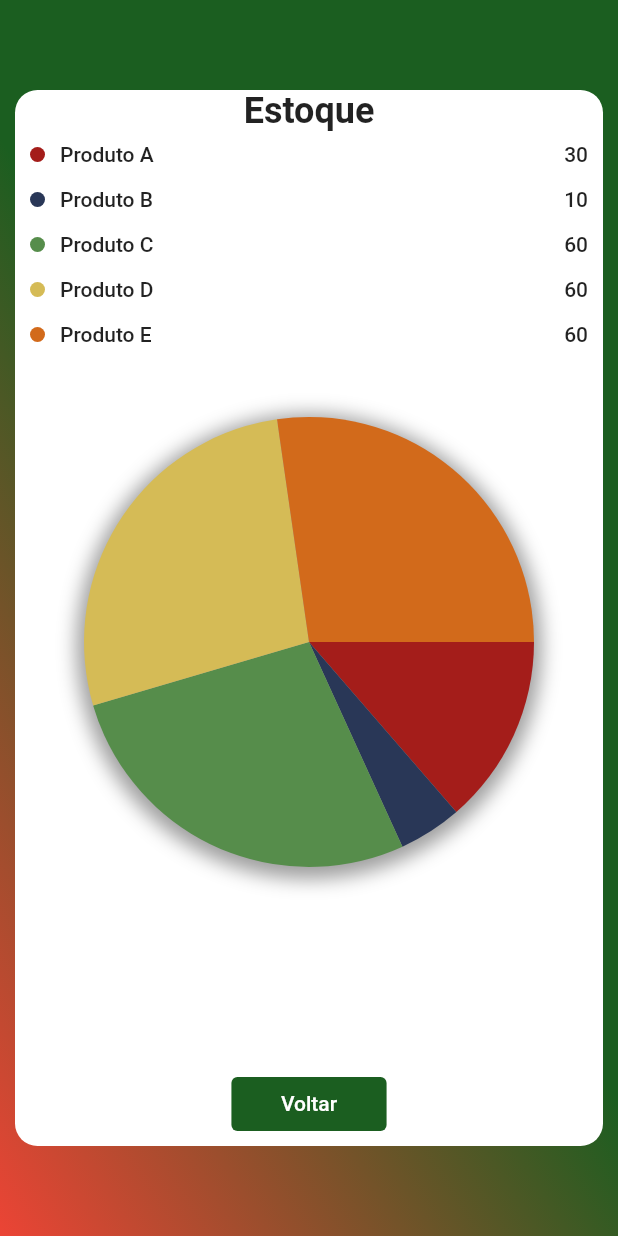
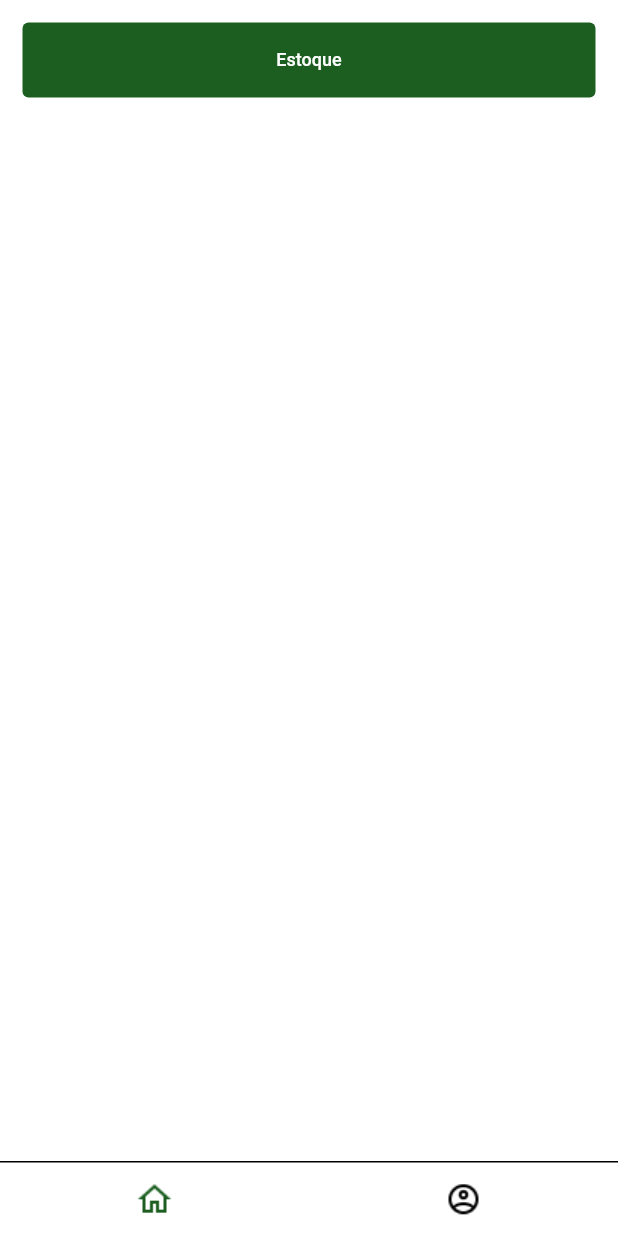
Before and after one commit to otaaaviio/Study, a Flutter app: the screen it shows after launch, on a phone screen of 412 x 824 dp. Run offline on Flutter 3.47's test engine with Material 2 defaults, Android fonts, the light colour scheme and no system bars; our stand-ins replace mask_text_input_formatter; missing offline and left inert: search_cep.

Commit message:
feat: Tabs implementation

```diff
--- a/FLUTTER/spray_solutions/lib/app.dart
+++ b/FLUTTER/spray_solutions/lib/app.dart
@@ -3,6 +3,7 @@ import 'package:spray_solutions/pages/stock/graphic_screen.dart';
 import 'package:spray_solutions/pages/login/login_screen.dart';
 import 'package:spray_solutions/pages/registration/register_screen.dart';
 import 'package:spray_solutions/pages/registration/successfully_register.dart';
+import 'package:spray_solutions/pages/tabs/home_tabs.dart';
 
 class AppWidget extends StatelessWidget {
   const AppWidget({super.key});
@@ -10,12 +11,13 @@ class AppWidget extends StatelessWidget {
   @override
   Widget build(BuildContext context) {
     return MaterialApp(
-      initialRoute: '/graphic',
+      initialRoute: '/tabs',
       routes: {
         '/': (context) => const Login(),
         '/register': (context) => const RegisterPage(),
         '/sucessRegister': (context) => const SucessfullyRegister(),
-        '/graphic': (context) => const GraphicScreen(),
+        '/stock': (context) => const GraphicScreen(),
+        '/tabs':(context) => const TabsPage(),
       },
     );
   }
--- a/FLUTTER/spray_solutions/lib/pages/login/widgets/login_menu.dart
+++ b/FLUTTER/spray_solutions/lib/pages/login/widgets/login_menu.dart
@@ -70,7 +70,7 @@ class _LoginBlocState extends State<LoginBloc> {
             ),
             onPressed: () {
               if(email != '' && password != '') {
-                Navigator.of(context).pushReplacementNamed('/graphic');
+                Navigator.of(context).pushReplacementNamed('/stock');
               }
             },
           ),
--- a/FLUTTER/spray_solutions/lib/pages/stock/graphic_screen.dart
+++ b/FLUTTER/spray_solutions/lib/pages/stock/graphic_screen.dart
@@ -1,12 +1,12 @@
 import 'dart:math';
-import 'dart:ui';
 import 'package:flutter/material.dart';
 
 class ProductData {
   final String product;
   final int value;
+  final String description;
 
-  ProductData(this.product, this.value);
+  ProductData(this.product, this.value, this.description);
 }
 
 class GraphicScreen extends StatefulWidget {
@@ -18,11 +18,11 @@ class GraphicScreen extends StatefulWidget {
 
 class _GraphicScreenState extends State<GraphicScreen> {
   final List<ProductData> data = [
-    ProductData('Produto A', 30),
-    ProductData('Produto B', 10),
-    ProductData('Produto C', 60),
-    ProductData('Produto D', 60),
-    ProductData('Produto E', 60),
+    ProductData('Produto A', 30, 'breve descrição'),
+    ProductData('Produto B', 10, 'breve descrição'),
+    ProductData('Produto C', 60, 'breve descrição'),
+    ProductData('Produto D', 60, 'breve descrição'),
+    ProductData('Produto E', 60, 'breve descrição'),
   ];
 
   final List<int> colors = [
@@ -90,23 +90,23 @@ class _GraphicScreenState extends State<GraphicScreen> {
                       painter: GraphicPainter(data, colors),
                     ),
                   ),
-                  Container(
-                    height: MediaQuery.of(context).size.height -
-                        data.length * 30 -
-                        540,
-                  ),
-                  TextButton(
+                  Expanded(child: Container()),
+                  Padding(
+                    padding: const EdgeInsets.only(bottom: 20.0),
+                    child: TextButton(
                       style: ElevatedButton.styleFrom(
                         foregroundColor: Colors.white,
                         backgroundColor: Colors.green.shade900,
                       ),
                       child: const Padding(
-                      padding: EdgeInsets.only(left: 25, right: 25, bottom: 1),
+                        padding:
+                            EdgeInsets.only(left: 25, right: 25, bottom: 1),
                         child: Text('Voltar'),
                       ),
                       onPressed: () {
-                      Navigator.of(context).pushReplacementNamed('/');
+                        Navigator.of(context).pushReplacementNamed('/tabs');
                       },
+                    ),
                   ),
                 ],
               ),
--- /dev/null
+++ b/FLUTTER/spray_solutions/lib/pages/tabs/home_tabs.dart
@@ -0,0 +1,68 @@
+import 'package:flutter/material.dart';
+import 'package:spray_solutions/pages/tabs/widgets/home_menu.dart';
+import 'package:spray_solutions/pages/tabs/widgets/profile_menu.dart';
+
+class TabsPage extends StatefulWidget {
+  const TabsPage({super.key});
+
+  @override
+  State<TabsPage> createState() => _TabsPageState();
+}
+
+class _TabsPageState extends State<TabsPage> {
+  int select = 0;
+
+  @override
+  Widget build(BuildContext context) {
+    final List<Widget> tabs = [
+      const HomeMenu(),
+      const ProfileMenu()
+    ];
+
+    return Scaffold(
+      body: Container(
+        color: Colors.white,
+        child: Column(
+          children: [
+            tabs[select],
+            Expanded(child: Container()),
+            Container(
+              height: 50,
+              decoration: const BoxDecoration(
+                border: Border(
+                  top: BorderSide(width: 1, color: Colors.black),
+                ),
+              ),
+              child: Row(
+                  mainAxisAlignment: MainAxisAlignment.spaceAround,
+                  children: [
+                    GestureDetector(
+                      onTapDown: (details) {
+                        setState(() {
+                          select = 0;
+                        });
+                      },
+                      child: Image.asset(
+                        'assets/images/icon-home.png',
+                        color: select == 0 ? Colors.green.shade900 : null,
+                      ),
+                    ),
+                    GestureDetector(
+                      onTapDown: (details) {
+                        setState(() {
+                          select = 1;
+                        });
+                      },
+                      child: Image.asset(
+                        'assets/images/icon-profile.png',
+                          color: select == 1 ? Colors.green.shade900 : null,
+                      ),
+                    )
+                  ]),
+            ),
+          ],
+        ),
+      ),
+    );
+  }
+}
--- /dev/null
+++ b/FLUTTER/spray_solutions/lib/pages/tabs/widgets/home_menu.dart
@@ -0,0 +1,31 @@
+import 'package:flutter/material.dart';
+import 'package:spray_solutions/widgets/button.dart';
+
+class HomeMenu extends StatefulWidget {
+  const HomeMenu({super.key});
+
+  @override
+  State<HomeMenu> createState() => _HomeMenuState();
+}
+
+class _HomeMenuState extends State<HomeMenu> {
+  @override
+  Widget build(BuildContext context) {
+    final screenWidth = MediaQuery.of(context).size.width;
+
+    return Column(
+      children: [
+        Padding(
+          padding: const EdgeInsets.all(15.0),
+          child: ButtonRegister(
+              width: screenWidth,
+              height: 50,
+              onChanged: () {
+                Navigator.of(context).pushReplacementNamed('/stock');
+              },
+              text: 'Estoque'),
+        )
+      ],
+    );
+  }
+}
--- a/FLUTTER/spray_solutions/pubspec.yaml
+++ b/FLUTTER/spray_solutions/pubspec.yaml
@@ -64,6 +64,8 @@ flutter:
   assets:
   - assets/images/Icon-192.png
   - assets/images/spraySolutions.png
+  - assets/images/icon-profile.png
+  - assets/images/icon-home.png
   #   - images/a_dot_ham.jpeg
 
   # An image asset can refer to one or more resolution-specific "variants", see
```
Also changed, not shown: FLUTTER/spray_solutions/lib/pages/tabs/widgets/profile_menu.dart (added, +60 -0 lines), FLUTTER/spray_solutions/assets/images/icon-home.png (added), FLUTTER/spray_solutions/assets/images/icon-profile.png (added), FLUTTER/spray_solutions/lib/constants/screen_app.dart (added). Lines whose indentation alone changed are shown as unchanged.
